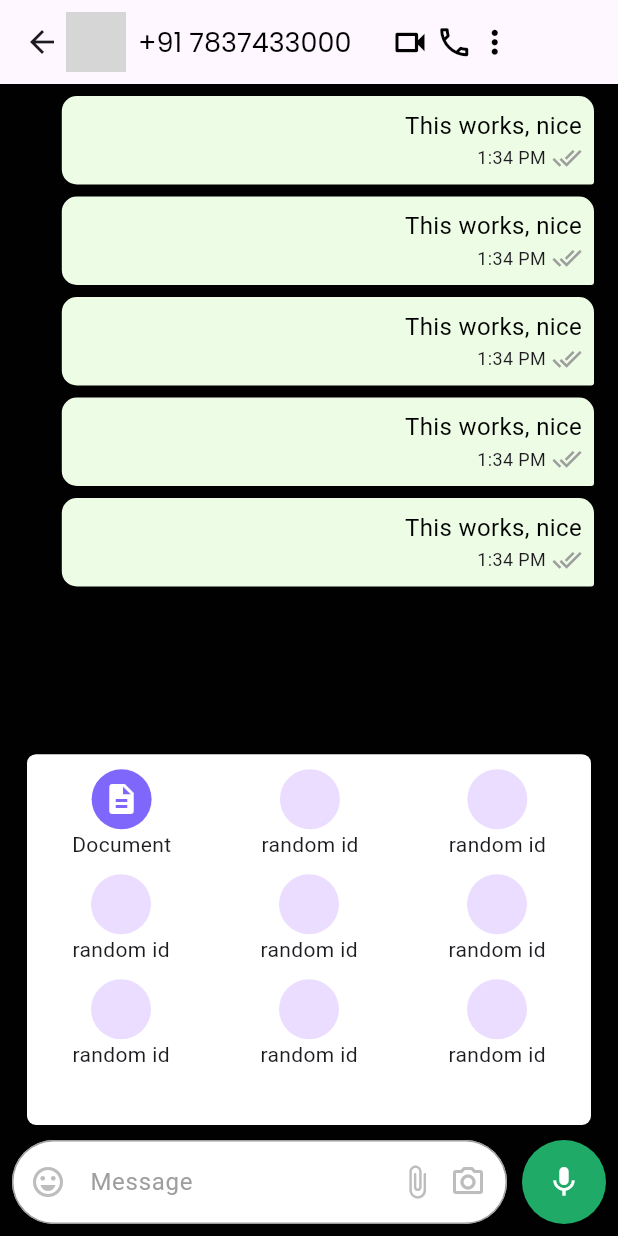
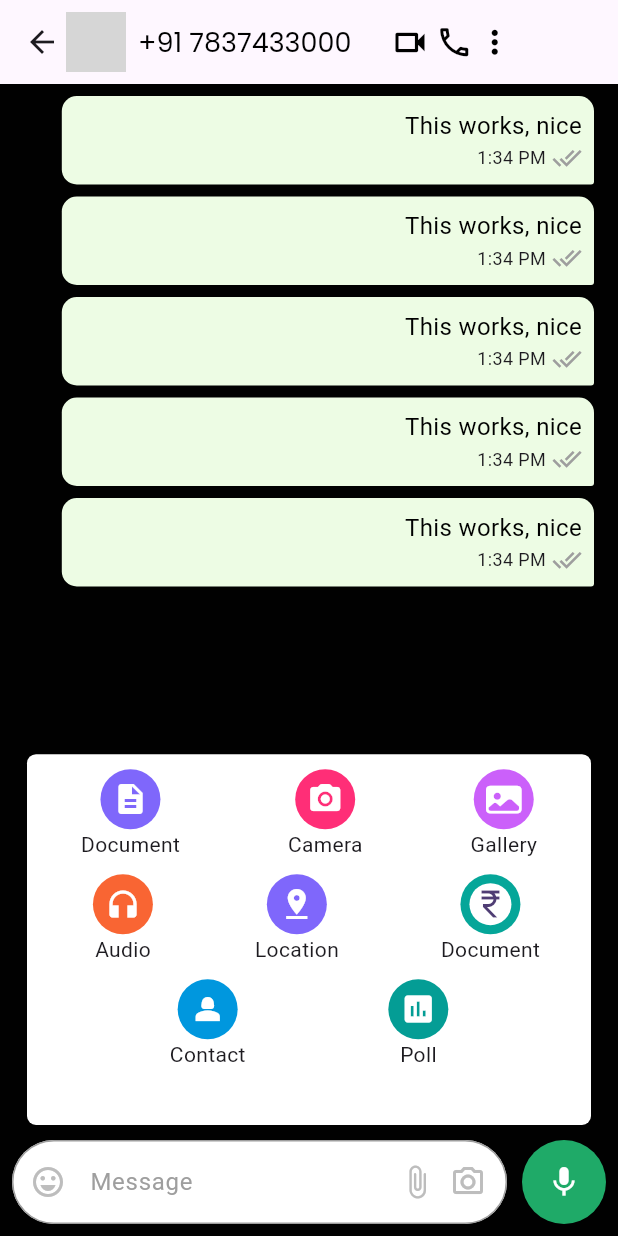
Before and after one commit to 0Armaan025/whatsapp_clone, a Flutter app: the screen it shows after launch, on a phone screen of 412 x 824 dp. Run offline on Flutter 3.47's test engine with Material 3 defaults, Android fonts, the phone set to English and light mode, and no system bars; our stand-ins replace country_picker, google_fonts, hexcolor, otp_text_field, stylish_bottom_bar; missing offline and left inert: phonecodes; network calls fail; grey boxes are pictures that could not be loaded.

Commit message:
feat: full opactiy, removed animation, new modal refined

```diff
--- a/lib/common/chat_inputfield.dart
+++ b/lib/common/chat_inputfield.dart
@@ -74,14 +74,26 @@ class _ChatInputFieldState extends State<ChatInputField>
                   ),
                   Column(
                     children: [
-                      CircleAvatar(),
-                      Text('random id'),
+                      CircleAvatar(
+                        backgroundColor: HexColor("#ff2e77"),
+                        child: Icon(
+                          Icons.camera_alt_rounded,
+                          color: Colors.white,
+                        ),
+                      ),
+                      Text('Camera'),
                     ],
                   ),
                   Column(
                     children: [
-                      CircleAvatar(),
-                      Text('random id'),
+                      CircleAvatar(
+                        backgroundColor: HexColor("#cb60fa"),
+                        child: Icon(
+                          CupertinoIcons.photo_fill,
+                          color: Colors.white,
+                        ),
+                      ),
+                      Text('Gallery'),
                     ],
                   ),
                 ],
@@ -89,51 +101,80 @@ class _ChatInputFieldState extends State<ChatInputField>
               const SizedBox(
                 height: 10,
               ),
-              Row(
+              Container(
+                margin: const EdgeInsets.only(left: 10),
+                child: Row(
                   mainAxisAlignment: MainAxisAlignment.spaceAround,
                   children: [
                     Column(
                       children: [
-                      CircleAvatar(),
-                      Text('random id'),
+                        CircleAvatar(
+                          backgroundColor: HexColor("#f96533"),
+                          child: Icon(
+                            Icons.headphones,
+                            color: Colors.white,
+                          ),
+                        ),
+                        Text('Audio'),
                       ],
                     ),
                     Column(
                       children: [
-                      CircleAvatar(),
-                      Text('random id'),
+                        CircleAvatar(
+                          backgroundColor: HexColor("#7f67fb"),
+                          child: Icon(
+                            Icons.pin_drop,
+                            color: Colors.white,
+                          ),
+                        ),
+                        Text('Location'),
                       ],
                     ),
                     Column(
                       children: [
-                      CircleAvatar(),
-                      Text('random id'),
+                        CircleAvatar(
+                          radius: 20,
+                          backgroundColor: HexColor("#05a699"),
+                          child: CircleAvatar(
+                            radius: 14,
+                            backgroundColor: Colors.white,
+                            child: Icon(Icons.currency_rupee_sharp),
+                          ),
+                        ),
+                        Text('Document'),
                       ],
                     ),
                   ],
+                ),
               ),
               const SizedBox(
                 height: 10,
               ),
               Row(
-                mainAxisAlignment: MainAxisAlignment.spaceAround,
+                mainAxisAlignment: MainAxisAlignment.spaceEvenly,
                 children: [
                   Column(
                     children: [
-                      CircleAvatar(),
-                      Text('random id'),
+                      CircleAvatar(
+                        backgroundColor: HexColor("#0097de"),
+                        child: Icon(
+                          Icons.person_2,
+                          color: Colors.white,
+                        ),
+                      ),
+                      Text('Contact'),
                     ],
                   ),
                   Column(
                     children: [
-                      CircleAvatar(),
-                      Text('random id'),
-                    ],
+                      CircleAvatar(
+                        backgroundColor: HexColor("#049d95"),
+                        child: Icon(
+                          Icons.poll,
+                          color: Colors.white,
                         ),
-                  Column(
-                    children: [
-                      CircleAvatar(),
-                      Text('random id'),
+                      ),
+                      Text('Poll'),
                     ],
                   ),
                 ],
```
Lines whose indentation alone changed are shown as unchanged.
